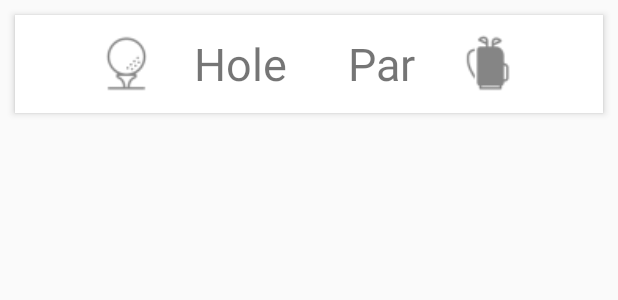
After one commit to idperez/TokaSticks, an Android app: the layout list_item.xml on its own in the app's theme, with its tools: preview values and no code run, on a phone screen of 412 x 824 dp. The commit adds this screen. Shown: the top 300 px of the screen. Run offline under Robolectric (Android 15) with nearby library versions, the phone set to English and light mode, and no system bars.

Commit message:
list activity

```diff
--- a/app/src/main/res/layout/hole_top_nav.xml
+++ b/app/src/main/res/layout/hole_top_nav.xml
@@ -39,8 +39,7 @@
             <View
                 android:layout_width="110dp"
                 android:layout_height="110dp"
-                android:background="@drawable/logo"
-                android:layout_marginRight="20dp"/>
+                android:background="@drawable/logo" />
 
         </LinearLayout>
 
--- /dev/null
+++ b/app/src/main/res/layout/list_item.xml
@@ -0,0 +1,70 @@
+<?xml version="1.0" encoding="utf-8"?>
+<LinearLayout
+    xmlns:android="http://schemas.android.com/apk/res/android"
+    android:orientation="vertical" android:layout_width="match_parent"
+    android:layout_height="match_parent">
+
+    <android.support.v7.widget.CardView
+        xmlns:android="http://schemas.android.com/apk/res/android"
+        xmlns:card_view="http://schemas.android.com/apk/res-auto"
+        android:layout_width="match_parent"
+        android:layout_height="65dp"
+        android:layout_marginLeft="10dp"
+        android:layout_marginRight="10dp"
+        android:layout_marginTop="10dp"
+        card_view:cardCornerRadius="0dp"
+        card_view:cardElevation="3dp">
+
+        <LinearLayout
+            android:layout_width="match_parent"
+            android:layout_height="match_parent"
+            android:orientation="horizontal"
+            android:gravity="center">
+
+            <View
+                android:layout_width="50dp"
+                android:layout_height="50dp"
+                android:background="@drawable/golf_ball"
+                android:layout_marginRight="20dp"
+                android:layout_marginLeft="5dp"/>
+
+            <TextView
+                android:layout_width="wrap_content"
+                android:layout_height="wrap_content"
+                android:textSize="30dp"
+                android:text="@string/hole" />
+
+            <TextView
+                android:id="@+id/list_hole"
+                android:layout_width="wrap_content"
+                android:layout_height="wrap_content"
+                android:textSize="30dp"
+                android:layout_marginLeft="5dp"
+                android:layout_marginRight="25dp" />
+
+            <TextView
+                android:layout_width="wrap_content"
+                android:layout_height="wrap_content"
+                android:textSize="30dp"
+                android:text="@string/par"
+                android:layout_marginLeft="10dp"/>
+
+            <TextView
+                android:id="@+id/list_par"
+                android:layout_width="wrap_content"
+                android:layout_height="wrap_content"
+                android:textSize="30dp"
+                android:layout_marginLeft="5dp" />
+
+            <View
+                android:layout_width="50dp"
+                android:layout_height="50dp"
+                android:background="@drawable/golf_bag"
+                android:layout_marginLeft="20dp"
+                android:layout_marginRight="5dp"/>
+
+        </LinearLayout>
+
+    </android.support.v7.widget.CardView>
+
+</LinearLayout>
--- a/app/src/main/res/layout/top_nav.xml
+++ b/app/src/main/res/layout/top_nav.xml
@@ -25,8 +25,7 @@
             <View
                 android:layout_width="110dp"
                 android:layout_height="110dp"
-                android:background="@drawable/logo"
-                android:layout_marginRight="20dp"/>
+                android:background="@drawable/logo" />
 
         </LinearLayout>
 
--- a/app/src/main/res/values/strings.xml
+++ b/app/src/main/res/values/strings.xml
@@ -29,4 +29,5 @@
     <string name="four_webiste_link">http://www.fourpointsphoenixmesaairport.com/</string>
     <string name="toka_phone">tel:4809889405</string>
     <string name="four_phone">tel:4805792100</string>
+    <string name="jump">Jump To Any Hole</string>
 </resources>
```
Also changed, not shown: app/src/main/java/com/example/isidro/toka/List.java (+60 -0 lines), app/src/main/res/layout/activity_list.xml (+80 -16 lines), app/src/main/res/drawable-hdpi/golf_bag.png (added), app/src/main/res/drawable-hdpi/golf_ball.png (added), app/src/main/res/drawable-mdpi/golf_bag.png (added), app/src/main/res/drawable-mdpi/golf_ball.png (added), app/src/main/res/drawable-xhdpi/golf_bag.png (added), app/src/main/res/drawable-xhdpi/golf_ball.png (added), app/src/main/res/drawable-xxhdpi/golf_bag.png (added), app/src/main/res/drawable-xxhdpi/golf_ball.png (added).
